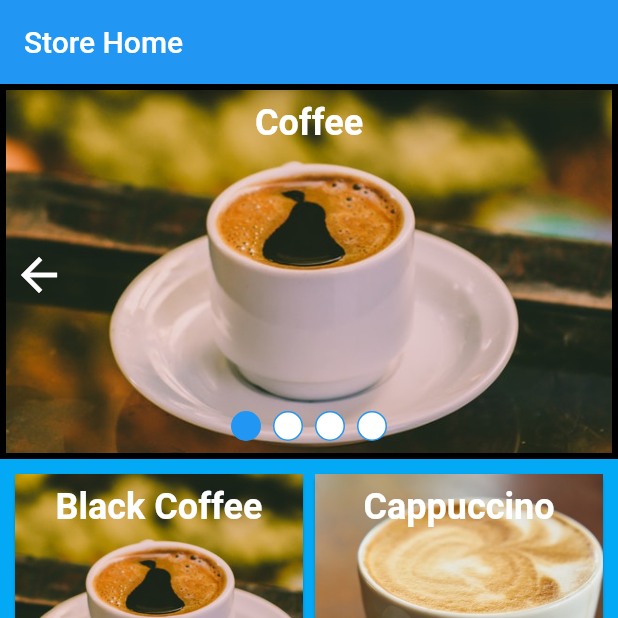
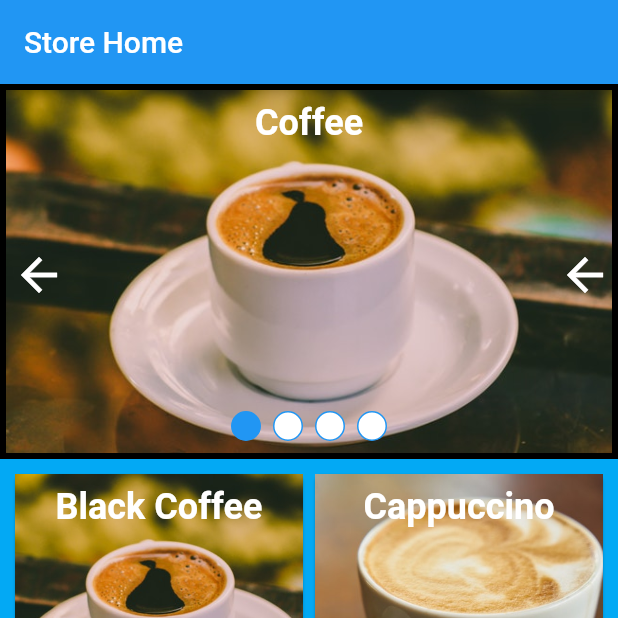
Before and after one commit to ashenmalaka/Flutter_Coffee_Store_App, a Flutter app: the screen it shows after launch, on a phone screen of 412 x 824 dp, the top half of it. Run offline on Flutter 3.47's test engine with Material 2 defaults, Android fonts, the phone set to English and light mode, and no system bars.

Commit message:
Added icon to right side

```diff
--- a/coffee_store_app/lib/widget/DrinksCarousel.dart
+++ b/coffee_store_app/lib/widget/DrinksCarousel.dart
@@ -65,6 +65,16 @@ class _DrinksCarouselState extends State<DrinksCarousel>
                  size: 36.0,
                ),
              ),
+           ),
+           Align(
+             alignment: Alignment.centerRight,
+             child: IconButton(
+               icon: Icon(
+                 Icons.arrow_back,
+                 color: Colors.white,
+                 size: 36.0,
+               ),
+             ),
            )
           ],
 
```
